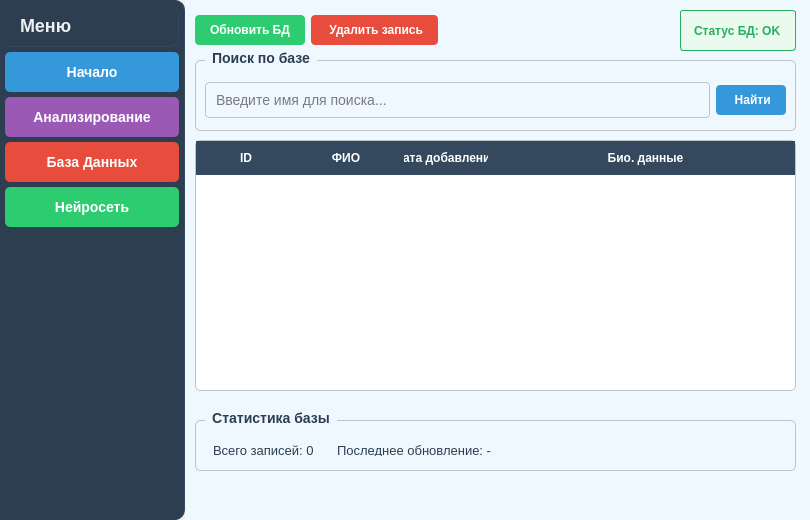
Above: gui/main_window.ui from akuakj/course_project before the change. Below: the same form after it.
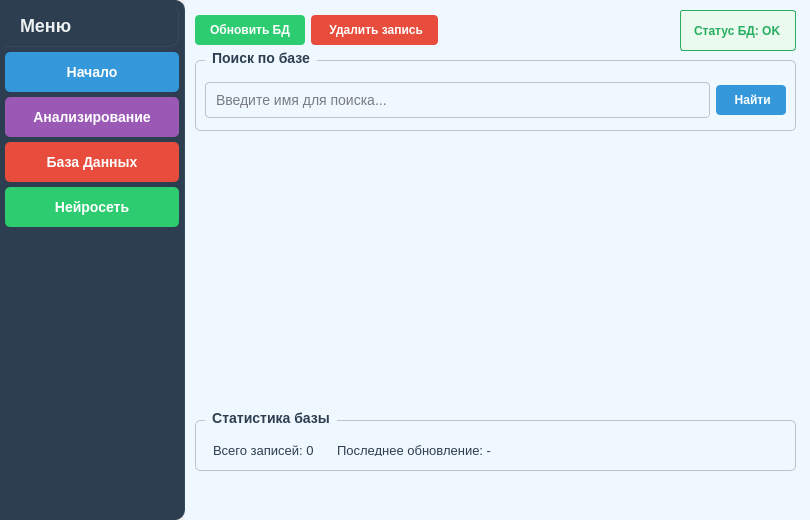
That is the form after the change.

Commit message: create HTML table for database controller

```diff
--- a/gui/main_window.ui
+++ b/gui/main_window.ui
@@ -506,72 +506,6 @@
        </widget>
       </widget>
       <widget class="QWidget" name="page_database">
-       <widget class="QTableWidget" name="table_voices">
-        <property name="geometry">
-         <rect>
-          <x>10</x>
-          <y>140</y>
-          <width>601</width>
-          <height>251</height>
-         </rect>
-        </property>
-        <property name="styleSheet">
-         <string notr="true">QTableWidget {
-    border: 1px solid #BDC3C7;
-    border-radius: 5px;
-    background-color: white;
-    alternate-background-color: #F8F9F9;
-}
-QHeaderView::section {
-    background-color: #34495E;
-    color: white;
-    padding: 8px;
-    border: none;
-    font-weight: bold;
-}</string>
-        </property>
-        <property name="sizeAdjustPolicy">
-         <enum>QAbstractScrollArea::SizeAdjustPolicy::AdjustToContentsOnFirstShow</enum>
-        </property>
-        <property name="alternatingRowColors">
-         <bool>true</bool>
-        </property>
-        <property name="selectionMode">
-         <enum>QAbstractItemView::SelectionMode::SingleSelection</enum>
-        </property>
-        <property name="selectionBehavior">
-         <enum>QAbstractItemView::SelectionBehavior::SelectRows</enum>
-        </property>
-        <attribute name="horizontalHeaderMinimumSectionSize">
-         <number>50</number>
-        </attribute>
-        <attribute name="horizontalHeaderHighlightSections">
-         <bool>false</bool>
-        </attribute>
-        <attribute name="horizontalHeaderStretchLastSection">
-         <bool>true</bool>
-        </attribute>
-        <column>
-         <property name="text">
-          <string>ID</string>
-         </property>
-        </column>
-        <column>
-         <property name="text">
-          <string>ФИО</string>
-         </property>
-        </column>
-        <column>
-         <property name="text">
-          <string>Дата добавления</string>
-         </property>
-        </column>
-        <column>
-         <property name="text">
-          <string>Био. данные</string>
-         </property>
-        </column>
-       </widget>
        <widget class="QGroupBox" name="groupBox_stats">
         <property name="geometry">
          <rect>
```
The commit also changes 12 other files.
